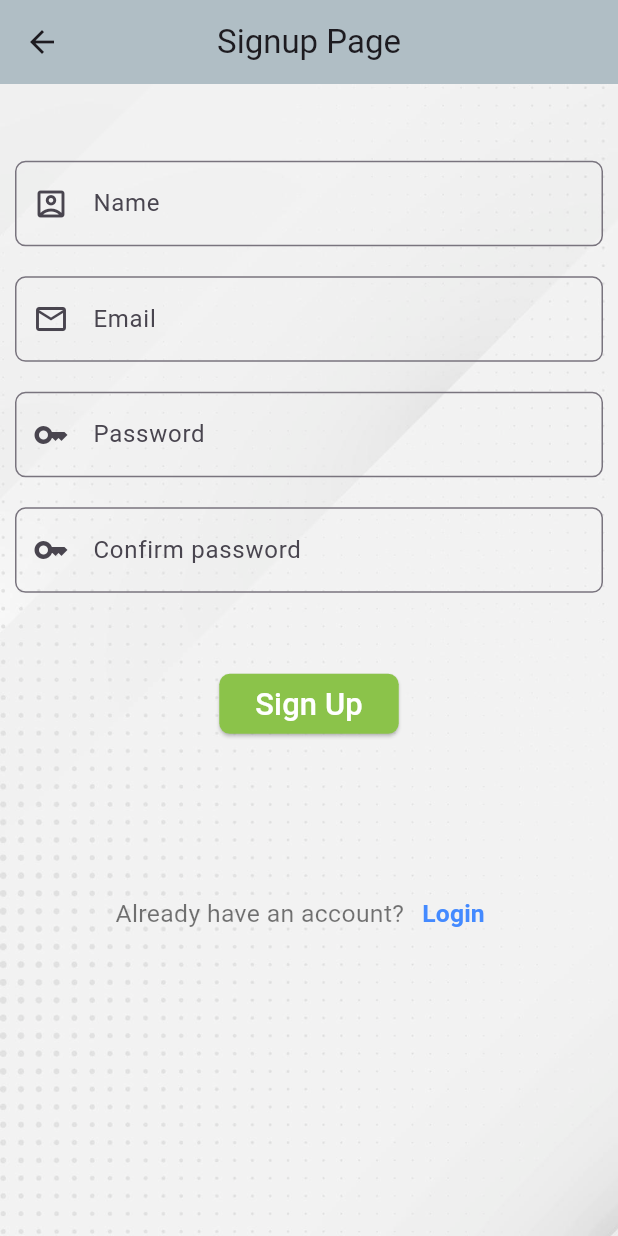
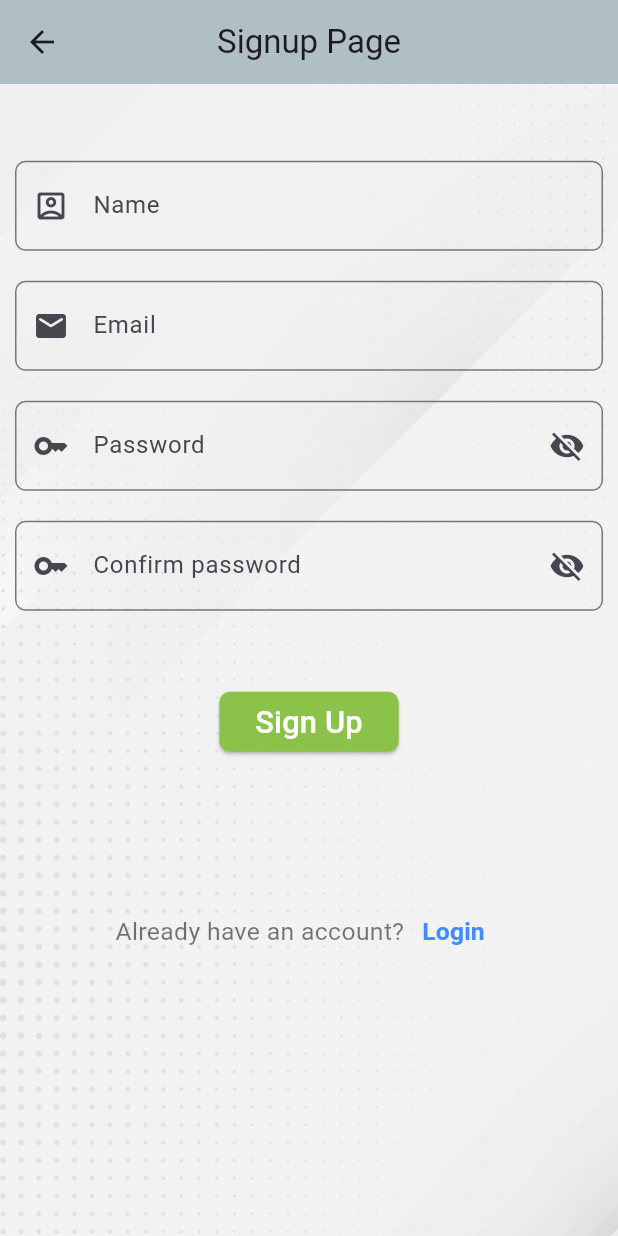
Before and after one commit to MaxJakaria/firebase, a Flutter app: the screen it shows after launch, after a tap on "Sign-up", on a phone screen of 412 x 824 dp. Run offline on Flutter 3.47's test engine with Material 3 defaults, Android fonts, the phone set to English and light mode, and no system bars; our stand-ins replace cached_network_image, cloud_firestore, firebase_auth, firebase_core, firebase_storage, google_fonts and 1 more; accounts and stored records are empty; Roboto replaces fonts that are missing (Acme).

Commit message:
update sign-up page

```diff
--- /dev/null
+++ b/lib/UI/password_field.dart
@@ -0,0 +1,56 @@
+import 'package:flutter/material.dart';
+import 'package:google_fonts/google_fonts.dart';
+
+class CustomPasswordField extends StatefulWidget {
+  final TextEditingController controller;
+  final String text;
+  final IconData iconData;
+
+  CustomPasswordField({
+    required this.controller,
+    required this.text,
+    required this.iconData,
+  });
+
+  @override
+  _CustomPasswordFieldState createState() => _CustomPasswordFieldState();
+}
+
+class _CustomPasswordFieldState extends State<CustomPasswordField> {
+  bool _obscureText = true;
+
+  @override
+  Widget build(BuildContext context) {
+    final width = MediaQuery.of(context).size.width;
+
+    return Padding(
+      padding: const EdgeInsets.all(10.0),
+      child: TextField(
+        style: GoogleFonts.acme(
+          fontSize: width * 0.045,
+          color: Colors.black87,
+        ),
+        controller: widget.controller,
+        obscureText: _obscureText,
+        decoration: InputDecoration(
+          labelText: widget.text,
+          labelStyle: GoogleFonts.aBeeZee(),
+          prefixIcon: Icon(widget.iconData),
+          suffixIcon: IconButton(
+            icon: _obscureText
+                ? Icon(Icons.visibility_off)
+                : Icon(Icons.visibility),
+            onPressed: () {
+              setState(() {
+                _obscureText = !_obscureText;
+              });
+            },
+          ),
+          border: OutlineInputBorder(
+            borderRadius: BorderRadius.circular(7),
+          ),
+        ),
+      ),
+    );
+  }
+}
--- a/lib/UI/sign_up_page.dart
+++ b/lib/UI/sign_up_page.dart
@@ -1,6 +1,7 @@
 import 'package:cloud_firestore/cloud_firestore.dart';
 import 'package:firebase/Cloude%20Storage/profile_pic.dart';
 import 'package:firebase/UI/login_page.dart';
+import 'package:firebase/UI/password_field.dart';
 import 'package:firebase/UI/uihelper.dart';
 import 'package:firebase_auth/firebase_auth.dart';
 import 'package:flutter/material.dart';
@@ -18,6 +19,7 @@ class _SignUpPageState extends State<SignUpPage> {
   TextEditingController emailController = TextEditingController();
   TextEditingController passwordController = TextEditingController();
   TextEditingController confirmPasswordController = TextEditingController();
+  TextEditingController otpController = TextEditingController();
 
   //>>>>>>>>>>>>>>>>>>>>>>>>>>>>>>>>>>>>>>>>>>>>>>>>>>>>>>>>>>>>>>>>>>>>>>>>>>>>>>>>> SIGN UP FUNCTIONS
 
@@ -109,13 +111,18 @@ class _SignUpPageState extends State<SignUpPage> {
                   //>>>>>>>>>>>>>>>>>>>>>>>>>>>>>>>>>>>>>>>>>>>>>>>>>>>>>>>>>>>>>>>>>>>>> Text Fields
                   UIhelper.customTextField(nameController, 'Name',
                       Icons.account_box_outlined, false, context),
-                  UIhelper.customTextField(emailController, "Email",
-                      Icons.email_outlined, false, context),
-                  UIhelper.customTextField(passwordController, "Password",
-                      Icons.key, false, context),
 
-                  UIhelper.customTextField(confirmPasswordController,
-                      "Confirm password", Icons.key, false, context),
+                  UIhelper.customTextField(emailController, 'Email',
+                      Icons.email_rounded, false, context),
+
+                  CustomPasswordField(
+                      controller: passwordController,
+                      text: 'Password',
+                      iconData: Icons.key),
+                  CustomPasswordField(
+                      controller: confirmPasswordController,
+                      text: 'Confirm password',
+                      iconData: Icons.key),
                   const SizedBox(height: 30),
                   //>>>>>>>>>>>>>>>>>>>>>>>>>>>>>>>>>>>>>>>>>>>>>>>>>>>>>>>>>>>>>>>>>>>>> SIGNUP BUTTON
 
--- a/lib/UI/uihelper.dart
+++ b/lib/UI/uihelper.dart
@@ -9,14 +9,15 @@ class UIhelper {
     return Padding(
       padding: const EdgeInsets.all(10.0),
       child: TextField(
-        style: TextStyle(
-            fontSize: width * 0.04,
-            color: Colors.black87,
-            fontWeight: FontWeight.bold),
+        style: GoogleFonts.acme(
+          fontSize: width * 0.045,
+          color: Colors.black87,
+        ),
         controller: controller,
         obscureText: toHide,
         decoration: InputDecoration(
           labelText: text,
+          labelStyle: GoogleFonts.aBeeZee(),
           prefixIcon: Icon(iconData),
           border: OutlineInputBorder(borderRadius: BorderRadius.circular(7)),
         ),
@@ -24,8 +25,8 @@ class UIhelper {
     );
   }
 
-  static customButton(
-      VoidCallback voidCallback, String text,Color buttonColor, BuildContext context) {
+  static customButton(VoidCallback voidCallback, String text, Color buttonColor,
+      BuildContext context) {
     final width = MediaQuery.of(context).size.width;
 
     return Padding(
@@ -56,11 +57,13 @@ class UIhelper {
       context: context,
       builder: (BuildContext context) {
         return AlertDialog(
-          shape: RoundedRectangleBorder(borderRadius: BorderRadius.circular(12)),
+          shape:
+              RoundedRectangleBorder(borderRadius: BorderRadius.circular(12)),
           backgroundColor: Colors.black54,
           title: Text(
             text,
-            style: GoogleFonts.acme(color: Colors.white, fontSize: width * 0.05),
+            style:
+                GoogleFonts.acme(color: Colors.white, fontSize: width * 0.05),
           ),
           actions: [
             TextButton(
@@ -78,8 +81,8 @@ class UIhelper {
     );
   }
 
-  static textField( IconData iconData,
-      String text, String levelText, String hintText, BuildContext context) {
+  static textField(IconData iconData, String text, String levelText,
+      String hintText, BuildContext context) {
     final width = MediaQuery.of(context).size.width;
 
     return TextFormField(
@@ -90,7 +93,10 @@ class UIhelper {
       ),
       initialValue: text,
       decoration: InputDecoration(
-        prefixIcon: Icon(iconData, color: Colors.blueAccent,),
+        prefixIcon: Icon(
+          iconData,
+          color: Colors.blueAccent,
+        ),
         border: OutlineInputBorder(
             borderSide: const BorderSide(color: Colors.amber),
             borderRadius: BorderRadius.circular(12)),
@@ -100,9 +106,9 @@ class UIhelper {
     );
   }
 
-
   //For getting formatted time milliSecondsSinceEpochs String
-  static String getFormattedTime({required BuildContext context, required String time}){
+  static String getFormattedTime(
+      {required BuildContext context, required String time}) {
     final date = DateTime.fromMicrosecondsSinceEpoch(int.parse(time));
     return TimeOfDay.fromDateTime(date).format(context);
   }
--- a/pubspec.yaml
+++ b/pubspec.yaml
@@ -45,6 +45,7 @@ dependencies:
   flutter_launcher_icons: ^0.13.1
   google_fonts: 6.1.0
   intl: ^0.19.0
+  email_auth: ^2.0.0
 
 dev_dependencies:
   flutter_test:
```
Also changed, not shown: pubspec.lock.
